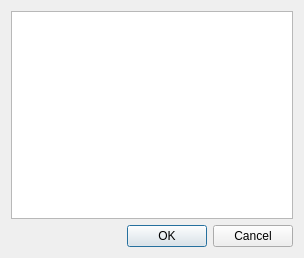
First picture: the form in src/tiled/propertiesdialog.ui, repository mapeditor/tiled, before the edit.
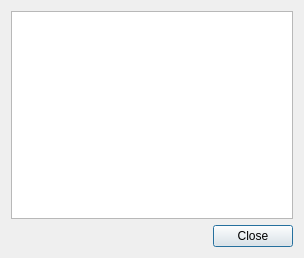
Second picture: the form after the edit. Custom widgets are drawn as their Qt base class.

Commit message:
Changes made in property dialogs now apply immediately
This affects the custom property editing as well as the editing of any
built-in properties for classes like ObjectGroup, ImageLayer, Map and
MapObject. To make this possible, some new undo-related classes were
introduced and some new notification signals.

This change is a preparation for allowing the property dialogs to be
replaced by a docked solution.

What changed in the file:
```diff
--- a/src/tiled/propertiesdialog.ui
+++ b/src/tiled/propertiesdialog.ui
@@ -42,7 +42,7 @@
       <enum>Qt::Horizontal</enum>
      </property>
      <property name="standardButtons">
-      <set>QDialogButtonBox::Cancel|QDialogButtonBox::Ok</set>
+      <set>QDialogButtonBox::Close</set>
      </property>
     </widget>
    </item>
```
The commit also changes 25 other files.
